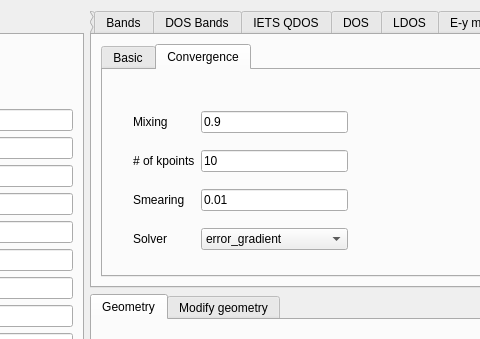
Qt form interface-pyqt/1d/interface.ui (joselado/quantum-lattice) before a commit; both pictures show x 422 to 902 and y 0 to 339 of the 1017 by 659 pixel window.
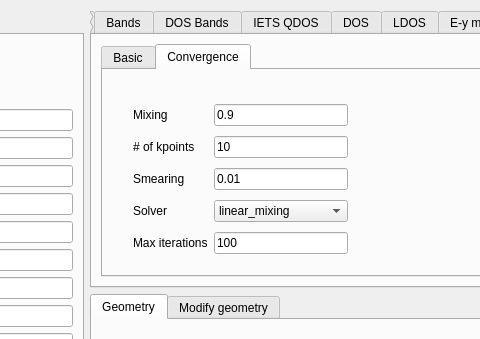
The same form after that commit. The open tabs and pages were chosen to show the change. Custom widgets are drawn as their Qt base class.

Commit message: Make linear_mixing the default SCF solver, add krylov and max iterations

What changed in the file:
```diff
--- a/interface-pyqt/1d/interface.ui
+++ b/interface-pyqt/1d/interface.ui
@@ -1269,16 +1269,35 @@
                <property name="toolTip">
                 <string>Iterative algorithm used to converge the self-consistent mean field (requires the optional jax extra; falls back to the default plain-mixing solver for a Hamiltonian with superconducting pairing)</string>
                </property>
-               <item>
-                <property name="text">
-                 <string>error_gradient</string>
-                </property>
-               </item>
                <item>
                 <property name="text">
                  <string>linear_mixing</string>
                 </property>
                </item>
+               <item>
+                <property name="text">
+                 <string>error_gradient</string>
+                </property>
+               </item>
+               <item>
+                <property name="text">
+                 <string>krylov</string>
+                </property>
+               </item>
+              </widget>
+             </item>
+             <item row="4" column="0">
+              <widget class="BodyLabel" name="label_scf_maxite">
+               <property name="text">
+                <string>Max iterations</string>
+               </property>
+              </widget>
+             </item>
+             <item row="4" column="1">
+              <widget class="LineEdit" name="scf_maxite">
+               <property name="text">
+                <string>100</string>
+               </property>
               </widget>
              </item>
             </layout>
```
The commit also changes 21 other files.
